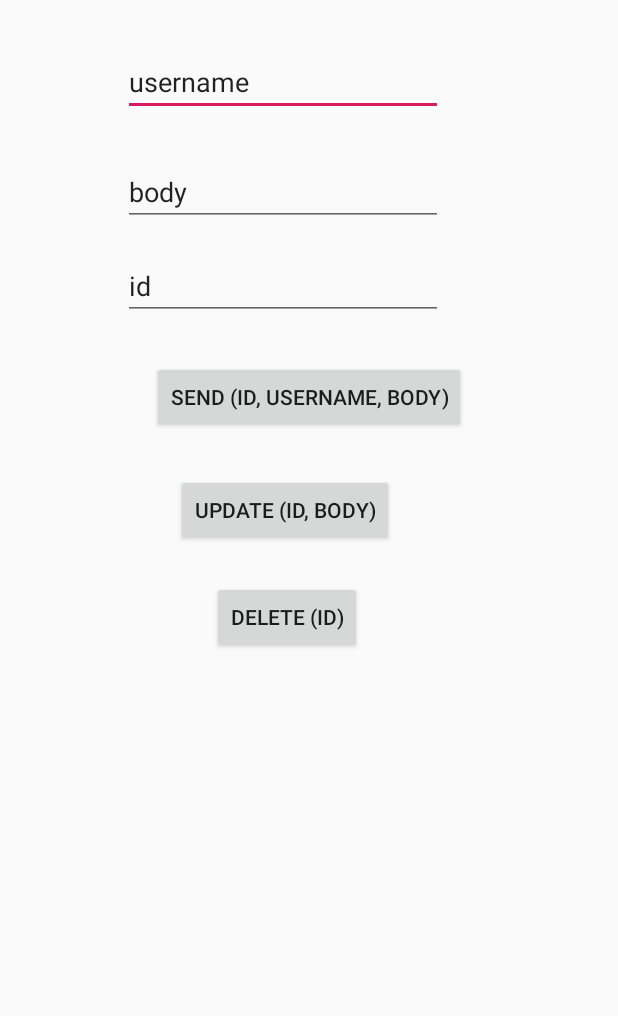
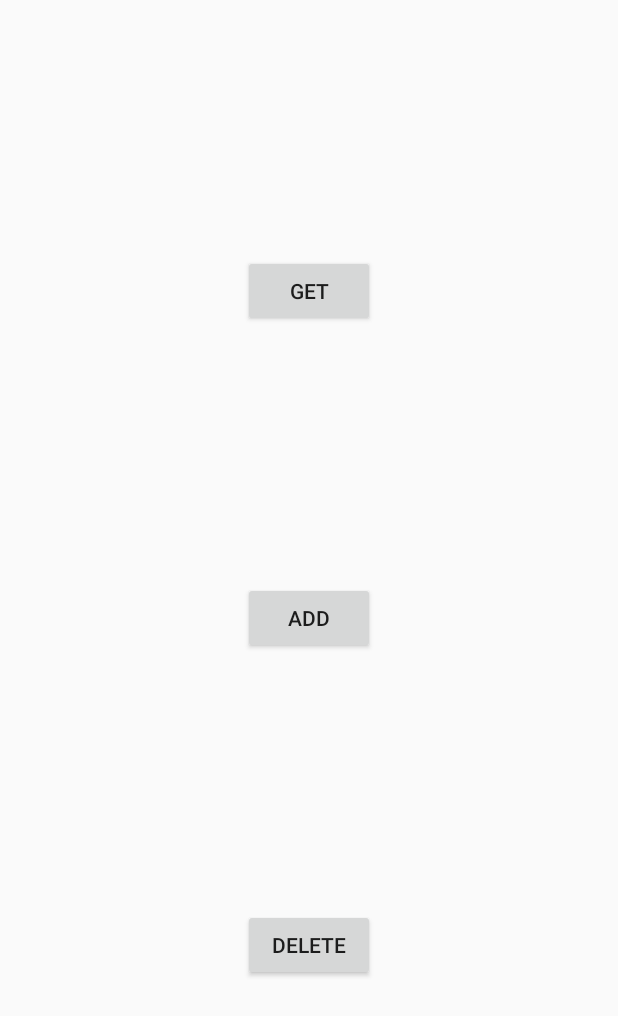
Before and after one commit to Kaizer22/Dogfriendly_StudProject, an Android app: the TestActivity screen opened directly, with no data from a screen before it, on a phone screen of 412 x 824 dp. Shown: the top 1016 px of the screen. Run offline under Robolectric (Android 15) with nearby library versions, the phone set to English and light mode, and no system bars.

Commit message:
Add implementation of ChannelEntity and methods to work with it such as getChannels, addChannel and deleteChannel. Add unit test. Unit test doesn't work. addChannel and deleteChannel doesn't work. Need help/more time.

```diff
--- a/data/src/main/java/com/lanit_tercom/dogfriendly_studproject/data/firebase/cache/UserCache.java
+++ b/data/src/main/java/com/lanit_tercom/dogfriendly_studproject/data/firebase/cache/UserCache.java
@@ -1,7 +1,7 @@
 package com.lanit_tercom.dogfriendly_studproject.data.firebase.cache;
 
 import com.lanit_tercom.dogfriendly_studproject.data.entity.UserEntity;
-import com.lanit_tercom.dogfriendly_studproject.data.firebase.UserEntityStore;
+import com.lanit_tercom.dogfriendly_studproject.data.firebase.user.UserEntityStore;
 
 public interface UserCache extends UserEntityStore {
 
--- /dev/null
+++ b/data/src/main/java/com/lanit_tercom/dogfriendly_studproject/data/firebase/channel/ChannelEntityStore.java
@@ -0,0 +1,25 @@
+package com.lanit_tercom.dogfriendly_studproject.data.firebase.channel;
+
+
+import com.lanit_tercom.dogfriendly_studproject.data.entity.ChannelEntity;
+
+import java.util.List;
+
+public interface ChannelEntityStore {
+
+    interface ChannelDetailCallback {
+        void onChannelEdited();
+
+        void onError(Exception exception);
+    }
+
+    interface ChannelsDetailCallback {
+        void onChannelsLoaded(List<ChannelEntity> channels);
+
+        void onError(Exception exception);
+    }
+
+    void getChannels(ChannelsDetailCallback callback);
+    void addChannel(ChannelEntity channel, ChannelDetailCallback callback);
+    void deleteChannel(String channelId, ChannelDetailCallback callback);
+}
--- a/data/src/main/java/com/lanit_tercom/dogfriendly_studproject/data/firebase/FirebaseMessageEntityStore.java
+++ b/data/src/main/java/com/lanit_tercom/dogfriendly_studproject/data/firebase/message/FirebaseMessageEntityStore.java
@@ -1,4 +1,4 @@
-package com.lanit_tercom.dogfriendly_studproject.data.firebase;
+package com.lanit_tercom.dogfriendly_studproject.data.firebase.message;
 
 import android.util.Log;
 
@@ -13,6 +13,7 @@ import com.lanit_tercom.dogfriendly_studproject.data.entity.MessageEntity;
 import com.lanit_tercom.dogfriendly_studproject.data.firebase.cache.MessageCache;
 
 import java.util.ArrayList;
+import java.util.HashMap;
 import java.util.List;
 
 import static android.content.ContentValues.TAG;
--- a/data/src/main/java/com/lanit_tercom/dogfriendly_studproject/data/firebase/MessageEntityStore.java
+++ b/data/src/main/java/com/lanit_tercom/dogfriendly_studproject/data/firebase/message/MessageEntityStore.java
@@ -1,4 +1,4 @@
-package com.lanit_tercom.dogfriendly_studproject.data.firebase;
+package com.lanit_tercom.dogfriendly_studproject.data.firebase.message;
 
 import com.lanit_tercom.dogfriendly_studproject.data.entity.MessageEntity;
 import com.lanit_tercom.domain.exception.ErrorBundle;
--- a/data/src/main/java/com/lanit_tercom/dogfriendly_studproject/data/firebase/MessageEntityStoreFactory.java
+++ b/data/src/main/java/com/lanit_tercom/dogfriendly_studproject/data/firebase/message/MessageEntityStoreFactory.java
@@ -1,8 +1,10 @@
-package com.lanit_tercom.dogfriendly_studproject.data.firebase;
+package com.lanit_tercom.dogfriendly_studproject.data.firebase.message;
 
 import android.util.Log;
 
 import com.lanit_tercom.dogfriendly_studproject.data.firebase.cache.MessageCache;
+import com.lanit_tercom.dogfriendly_studproject.data.firebase.message.FirebaseMessageEntityStore;
+import com.lanit_tercom.dogfriendly_studproject.data.firebase.message.MessageEntityStore;
 import com.lanit_tercom.library.data.manager.NetworkManager;
 
 public class MessageEntityStoreFactory {
--- a/data/src/main/java/com/lanit_tercom/dogfriendly_studproject/data/firebase/FirebaseUserEntityStore.java
+++ b/data/src/main/java/com/lanit_tercom/dogfriendly_studproject/data/firebase/user/FirebaseUserEntityStore.java
@@ -1,4 +1,4 @@
-package com.lanit_tercom.dogfriendly_studproject.data.firebase;
+package com.lanit_tercom.dogfriendly_studproject.data.firebase.user;
 
 import android.util.Log;
 
--- a/data/src/main/java/com/lanit_tercom/dogfriendly_studproject/data/firebase/UserEntityStore.java
+++ b/data/src/main/java/com/lanit_tercom/dogfriendly_studproject/data/firebase/user/UserEntityStore.java
@@ -1,4 +1,4 @@
-package com.lanit_tercom.dogfriendly_studproject.data.firebase;
+package com.lanit_tercom.dogfriendly_studproject.data.firebase.user;
 
 import com.lanit_tercom.dogfriendly_studproject.data.entity.UserEntity;
 
--- a/data/src/main/java/com/lanit_tercom/dogfriendly_studproject/data/firebase/UserEntityStoreFactory.java
+++ b/data/src/main/java/com/lanit_tercom/dogfriendly_studproject/data/firebase/user/UserEntityStoreFactory.java
@@ -1,8 +1,10 @@
-package com.lanit_tercom.dogfriendly_studproject.data.firebase;
+package com.lanit_tercom.dogfriendly_studproject.data.firebase.user;
 
 import android.util.Log;
 
 import com.lanit_tercom.dogfriendly_studproject.data.firebase.cache.UserCache;
+import com.lanit_tercom.dogfriendly_studproject.data.firebase.user.FirebaseUserEntityStore;
+import com.lanit_tercom.dogfriendly_studproject.data.firebase.user.UserEntityStore;
 import com.lanit_tercom.library.data.manager.NetworkManager;
 
 public class UserEntityStoreFactory {
--- a/data/src/main/java/com/lanit_tercom/dogfriendly_studproject/data/repository/UserRepositoryImpl.java
+++ b/data/src/main/java/com/lanit_tercom/dogfriendly_studproject/data/repository/UserRepositoryImpl.java
@@ -4,8 +4,8 @@ import com.lanit_tercom.dogfriendly_studproject.data.entity.UserEntity;
 import com.lanit_tercom.dogfriendly_studproject.data.exception.RepositoryErrorBundle;
 import com.lanit_tercom.dogfriendly_studproject.data.exception.UserListException;
 import com.lanit_tercom.dogfriendly_studproject.data.exception.UserNotFoundException;
-import com.lanit_tercom.dogfriendly_studproject.data.firebase.UserEntityStore;
-import com.lanit_tercom.dogfriendly_studproject.data.firebase.UserEntityStoreFactory;
+import com.lanit_tercom.dogfriendly_studproject.data.firebase.user.UserEntityStore;
+import com.lanit_tercom.dogfriendly_studproject.data.firebase.user.UserEntityStoreFactory;
 import com.lanit_tercom.dogfriendly_studproject.data.mapper.UserEntityDtoMapper;
 import com.lanit_tercom.domain.repository.UserRepository;
 import com.lanit_tercom.domain.dto.UserDto;
--- a/presentation/src/main/java/com/lanit_tercom/dogfriendly_studproject/ui/fragment/UserDetailFragment.kt
+++ b/presentation/src/main/java/com/lanit_tercom/dogfriendly_studproject/ui/fragment/UserDetailFragment.kt
@@ -6,7 +6,7 @@ import android.view.View
 import android.view.ViewGroup
 import com.lanit_tercom.dogfriendly_studproject.R
 import com.lanit_tercom.dogfriendly_studproject.data.executor.JobExecutor
-import com.lanit_tercom.dogfriendly_studproject.data.firebase.UserEntityStoreFactory
+import com.lanit_tercom.dogfriendly_studproject.data.firebase.user.UserEntityStoreFactory
 import com.lanit_tercom.dogfriendly_studproject.data.mapper.UserEntityDtoMapper
 import com.lanit_tercom.dogfriendly_studproject.data.repository.UserRepositoryImpl
 import com.lanit_tercom.dogfriendly_studproject.executor.UIThread
--- a/presentation/src/main/java/com/lanit_tercom/dogfriendly_studproject/ui/fragment/UserMapFragment.kt
+++ b/presentation/src/main/java/com/lanit_tercom/dogfriendly_studproject/ui/fragment/UserMapFragment.kt
@@ -12,7 +12,7 @@ import com.google.android.gms.maps.model.Marker
 import com.google.android.gms.maps.model.MarkerOptions
 import com.lanit_tercom.dogfriendly_studproject.R
 import com.lanit_tercom.dogfriendly_studproject.data.executor.JobExecutor
-import com.lanit_tercom.dogfriendly_studproject.data.firebase.UserEntityStoreFactory
+import com.lanit_tercom.dogfriendly_studproject.data.firebase.user.UserEntityStoreFactory
 import com.lanit_tercom.dogfriendly_studproject.data.mapper.UserEntityDtoMapper
 import com.lanit_tercom.dogfriendly_studproject.data.repository.UserRepositoryImpl
 import com.lanit_tercom.dogfriendly_studproject.executor.UIThread
--- a/presentation/src/main/res/layout/activity_test.xml
+++ b/presentation/src/main/res/layout/activity_test.xml
@@ -7,67 +7,36 @@
     android:layout_height="match_parent"
     tools:context=".ui.TestActivity">
 
-    <EditText
-        android:id="@+id/editText_username"
+
+    <Button
+        android:id="@+id/button_add"
         android:layout_width="wrap_content"
         android:layout_height="wrap_content"
-        android:layout_marginStart="82dp"
-        android:layout_marginTop="32dp"
-        android:ems="10"
-        android:inputType="textPersonName"
-        android:text="username"
+        android:text="ADD"
+        app:layout_constraintBottom_toTopOf="@+id/button_delete"
+        app:layout_constraintEnd_toEndOf="parent"
         app:layout_constraintStart_toStartOf="parent"
-        app:layout_constraintTop_toTopOf="parent" />
-
-    <EditText
-        android:id="@+id/editText_body"
-        android:layout_width="wrap_content"
-        android:layout_height="wrap_content"
-        android:layout_marginTop="28dp"
-        android:ems="10"
-        android:inputType="textPersonName"
-        android:text="body"
-        app:layout_constraintStart_toStartOf="@+id/editText_username"
-        app:layout_constraintTop_toBottomOf="@+id/editText_username" />
-
-    <Button
-        android:id="@+id/button_send"
-        android:layout_width="wrap_content"
-        android:layout_height="wrap_content"
-        android:layout_marginStart="19dp"
-        android:layout_marginTop="27dp"
-        android:text="send (id, username, body)"
-        app:layout_constraintStart_toStartOf="@+id/editText_id"
-        app:layout_constraintTop_toBottomOf="@+id/editText_id" />
-
-    <EditText
-        android:id="@+id/editText_id"
-        android:layout_width="wrap_content"
-        android:layout_height="wrap_content"
-        android:layout_marginTop="17dp"
-        android:ems="10"
-        android:inputType="textPersonName"
-        android:text="id"
-        app:layout_constraintStart_toStartOf="@+id/editText_body"
-        app:layout_constraintTop_toBottomOf="@+id/editText_body" />
-
-    <Button
-        android:id="@+id/button_update"
-        android:layout_width="wrap_content"
-        android:layout_height="wrap_content"
-        android:layout_marginStart="16dp"
-        android:layout_marginTop="27dp"
-        android:text="update (id, body)"
-        app:layout_constraintStart_toStartOf="@+id/button_send"
-        app:layout_constraintTop_toBottomOf="@+id/button_send" />
+        app:layout_constraintTop_toBottomOf="@+id/button_get" />
 
     <Button
         android:id="@+id/button_delete"
         android:layout_width="wrap_content"
         android:layout_height="wrap_content"
-        android:layout_marginTop="23dp"
-        android:layout_marginEnd="21dp"
-        android:text="delete (id)"
-        app:layout_constraintEnd_toEndOf="@+id/button_update"
-        app:layout_constraintTop_toBottomOf="@+id/button_update" />
+        android:text="DELETE"
+        app:layout_constraintBottom_toBottomOf="parent"
+        app:layout_constraintEnd_toEndOf="parent"
+        app:layout_constraintStart_toStartOf="parent"
+        app:layout_constraintTop_toBottomOf="@+id/button_add" />
+
+    <Button
+        android:id="@+id/button_get"
+        android:layout_width="wrap_content"
+        android:layout_height="wrap_content"
+        android:text="GET"
+        app:layout_constraintBottom_toTopOf="@+id/button_add"
+        app:layout_constraintEnd_toEndOf="parent"
+        app:layout_constraintStart_toStartOf="parent"
+        app:layout_constraintTop_toTopOf="parent"
+        app:layout_constraintVertical_chainStyle="spread" />
+
 </androidx.constraintlayout.widget.ConstraintLayout>
```
Also changed, not shown: data/src/main/java/com/lanit_tercom/dogfriendly_studproject/data/entity/ChannelEntity.java (added, +63 -0 lines), data/src/main/java/com/lanit_tercom/dogfriendly_studproject/data/firebase/cache/ChannelCache.java (added, +7 -0 lines), data/src/main/java/com/lanit_tercom/dogfriendly_studproject/data/firebase/channel/ChannelEntityStoreFactory.java (added, +39 -0 lines), data/src/main/java/com/lanit_tercom/dogfriendly_studproject/data/firebase/channel/FirebaseChannelEntityStore.java (added, +74 -0 lines), presentation/src/main/java/com/lanit_tercom/dogfriendly_studproject/ui/TestActivity.kt (+74 -56 lines), 2 other files.
